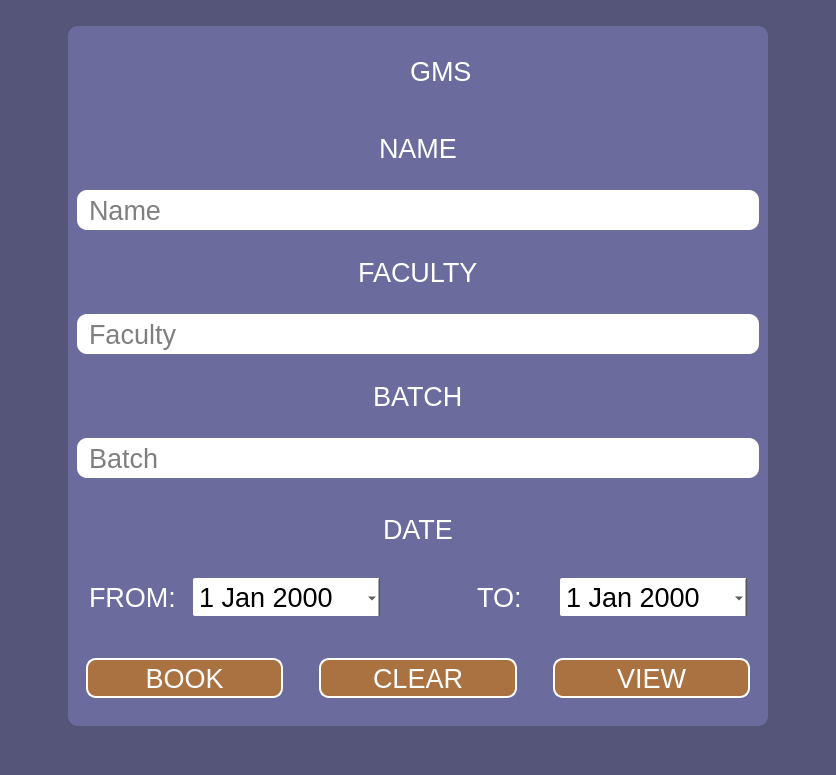
Above: booking_page.ui from Xen00n/GMS before the change. Below: the same form after it.
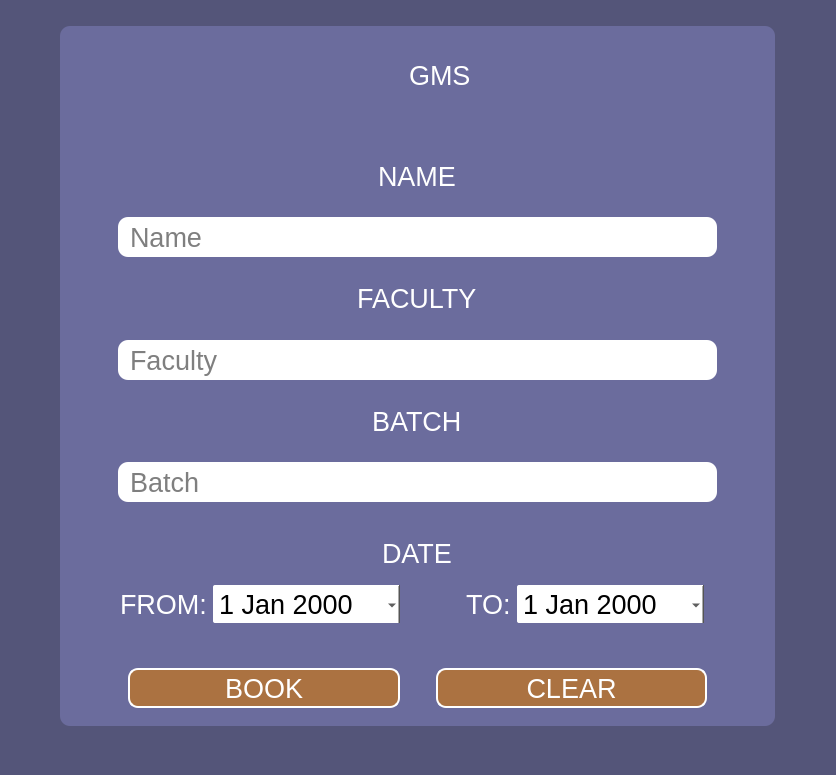
That is the form after the change. Icons and pictures are not drawn.

What changed in the file:
```diff
--- a/booking_page.ui
+++ b/booking_page.ui
@@ -56,6 +56,12 @@
       <layout class="QVBoxLayout" name="verticalLayout_2">
        <item alignment="Qt::AlignHCenter">
         <widget class="QFrame" name="frame_4">
+         <property name="minimumSize">
+          <size>
+           <width>0</width>
+           <height>80</height>
+          </size>
+         </property>
          <property name="styleSheet">
           <string notr="true">border: solid;
 border-width: 0px;
@@ -116,6 +122,22 @@
          </layout>
         </widget>
        </item>
+       <item>
+        <spacer name="verticalSpacer_2">
+         <property name="orientation">
+          <enum>Qt::Vertical</enum>
+         </property>
+         <property name="sizeType">
+          <enum>QSizePolicy::Fixed</enum>
+         </property>
+         <property name="sizeHint" stdset="0">
+          <size>
+           <width>20</width>
+           <height>29</height>
+          </size>
+         </property>
+        </spacer>
+       </item>
        <item alignment="Qt::AlignHCenter">
         <widget class="QLabel" name="_name">
          <property name="styleSheet">
@@ -130,54 +152,166 @@
         </widget>
        </item>
        <item>
-        <widget class="QLineEdit" name="text_name">
-         <property name="minimumSize">
-          <size>
-           <width>0</width>
-           <height>40</height>
-          </size>
-         </property>
+        <widget class="QFrame" name="frame_5">
          <property name="styleSheet">
-          <string notr="true">border-radius: 10px;
+          <string notr="true">font-size:20pt;
+font: &quot;Arial&quot;;
+color: rgb(255, 255, 255);
+border: solid;
+border-width: 0px;
+border-radius: 10px;
+background-color:rgb(107, 108, 157);</string>
+         </property>
+         <property name="frameShape">
+          <enum>QFrame::StyledPanel</enum>
+         </property>
+         <property name="frameShadow">
+          <enum>QFrame::Raised</enum>
+         </property>
+         <layout class="QHBoxLayout" name="horizontalLayout_4">
+          <item>
+           <spacer name="horizontalSpacer_9">
+            <property name="orientation">
+             <enum>Qt::Horizontal</enum>
+            </property>
+            <property name="sizeType">
+             <enum>QSizePolicy::Fixed</enum>
+            </property>
+            <property name="sizeHint" stdset="0">
+             <size>
+              <width>40</width>
+              <height>20</height>
+             </size>
+            </property>
+           </spacer>
+          </item>
+          <item>
+           <widget class="QLineEdit" name="text_name">
+            <property name="minimumSize">
+             <size>
+              <width>0</width>
+              <height>40</height>
+             </size>
+            </property>
+            <property name="styleSheet">
+             <string notr="true">border-radius: 10px;
 background-color:white;
 color: rgb(0, 0, 0);
 padding-left:10px;
 font: 16px &quot;Arial&quot;;</string>
-         </property>
-         <property name="placeholderText">
-          <string>Name</string>
-         </property>
+            </property>
+            <property name="placeholderText">
+             <string>Name</string>
+            </property>
+           </widget>
+          </item>
+          <item>
+           <spacer name="horizontalSpacer_8">
+            <property name="orientation">
+             <enum>Qt::Horizontal</enum>
+            </property>
+            <property name="sizeType">
+             <enum>QSizePolicy::Fixed</enum>
+            </property>
+            <property name="sizeHint" stdset="0">
+             <size>
+              <width>40</width>
+              <height>20</height>
+             </size>
+            </property>
+           </spacer>
+          </item>
+         </layout>
         </widget>
        </item>
        <item alignment="Qt::AlignHCenter">
         <widget class="QLabel" name="_faculty">
+         <property name="styleSheet">
+          <string notr="true">font: 26pt &quot;Arial&quot;;</string>
+         </property>
          <property name="text">
           <string>FACULTY</string>
          </property>
         </widget>
        </item>
        <item>
-        <widget class="QLineEdit" name="text_faculty">
-         <property name="minimumSize">
-          <size>
-           <width>0</width>
-           <height>40</height>
-          </size>
-         </property>
+        <widget class="QFrame" name="frame_6">
          <property name="styleSheet">
-          <string notr="true">border-radius: 10px;
+          <string notr="true">font-size:20pt;
+font: &quot;Arial&quot;;
+color: rgb(255, 255, 255);
+border: solid;
+border-width: 0px;
+border-radius: 10px;
+background-color:rgb(107, 108, 157);</string>
+         </property>
+         <property name="frameShape">
+          <enum>QFrame::StyledPanel</enum>
+         </property>
+         <property name="frameShadow">
+          <enum>QFrame::Raised</enum>
+         </property>
+         <layout class="QHBoxLayout" name="horizontalLayout_5">
+          <item>
+           <spacer name="horizontalSpacer_11">
+            <property name="orientation">
+             <enum>Qt::Horizontal</enum>
+            </property>
+            <property name="sizeType">
+             <enum>QSizePolicy::Fixed</enum>
+            </property>
+            <property name="sizeHint" stdset="0">
+             <size>
+              <width>40</width>
+              <height>20</height>
+             </size>
+            </property>
+           </spacer>
+          </item>
+          <item>
+           <widget class="QLineEdit" name="text_faculty">
+            <property name="minimumSize">
+             <size>
+              <width>0</width>
+              <height>40</height>
+             </size>
+            </property>
+            <property name="styleSheet">
+             <string notr="true">border-radius: 10px;
 background-color:white;
 color: rgb(0, 0, 0);
 padding-left:10px;
 font: 16px &quot;Arial&quot;;</string>
-         </property>
-         <property name="placeholderText">
-          <string>Faculty</string>
-         </property>
+            </property>
+            <property name="placeholderText">
+             <string>Faculty</string>
+            </property>
+           </widget>
+          </item>
+          <item>
+           <spacer name="horizontalSpacer_10">
+            <property name="orientation">
+             <enum>Qt::Horizontal</enum>
+            </property>
+            <property name="sizeType">
+             <enum>QSizePolicy::Fixed</enum>
+            </property>
+            <property name="sizeHint" stdset="0">
+             <size>
+              <width>40</width>
+              <height>20</height>
+             </size>
+            </property>
+           </spacer>
+          </item>
+         </layout>
         </widget>
        </item>
        <item alignment="Qt::AlignHCenter">
         <widget class="QLabel" name="label_6">
+         <property name="styleSheet">
+          <string notr="true">font: 26pt &quot;Arial&quot;;</string>
+         </property>
          <property name="text">
           <string>BATCH</string>
          </property>
@@ -187,24 +321,77 @@
         </widget>
        </item>
        <item>
-        <widget class="QLineEdit" name="text_batch">
-         <property name="minimumSize">
-          <size>
-           <width>0</width>
-           <height>40</height>
-          </size>
-         </property>
+        <widget class="QFrame" name="frame_7">
          <property name="styleSheet">
-          <string notr="true">border-radius: 10px;
+          <string notr="true">font-size:20pt;
+font: &quot;Arial&quot;;
+color: rgb(255, 255, 255);
+border: solid;
+border-width: 0px;
+border-radius: 10px;
+background-color:rgb(107, 108, 157);</string>
+         </property>
+         <property name="frameShape">
+          <enum>QFrame::StyledPanel</enum>
+         </property>
+         <property name="frameShadow">
+          <enum>QFrame::Raised</enum>
+         </property>
+         <layout class="QHBoxLayout" name="horizontalLayout_6">
+          <item>
+           <spacer name="horizontalSpacer_12">
+            <property name="orientation">
+             <enum>Qt::Horizontal</enum>
+            </property>
+            <property name="sizeType">
+             <enum>QSizePolicy::Fixed</enum>
+            </property>
+            <property name="sizeHint" stdset="0">
+             <size>
+              <width>40</width>
+              <height>20</height>
+             </size>
+            </property>
+           </spacer>
+          </item>
+          <item>
+           <widget class="QLineEdit" name="text_batch">
+            <property name="minimumSize">
+             <size>
+              <width>0</width>
+              <height>40</height>
+             </size>
+            </property>
+            <property name="styleSheet">
+             <string notr="true">border-radius: 10px;
 background-color:white;
 color: rgb(0, 0, 0);
 padding-left:10px;
 font: 16px &quot;Arial&quot;;
 </string>
-         </property>
-         <property name="placeholderText">
-          <string>Batch</string>
-         </property>
+            </property>
+            <property name="placeholderText">
+             <string>Batch</string>
+            </property>
+           </widget>
+          </item>
+          <item>
+           <spacer name="horizontalSpacer_13">
+            <property name="orientation">
+             <enum>Qt::Horizontal</enum>
+            </property>
+            <property name="sizeType">
+             <enum>QSizePolicy::Fixed</enum>
+            </property>
+            <property name="sizeHint" stdset="0">
+             <size>
+              <width>40</width>
+              <height>20</height>
+             </size>
+            </property>
+           </spacer>
+          </item>
+         </layout>
         </widget>
        </item>
        <item alignment="Qt::AlignHCenter">
@@ -238,6 +425,22 @@
           <property name="rightMargin">
            <number>12</number>
           </property>
+          <item>
+           <spacer name="horizontalSpacer_2">
+            <property name="orientation">
+             <enum>Qt::Horizontal</enum>
+            </property>
+            <property name="sizeType">
+             <enum>QSizePolicy::Fixed</enum>
+            </property>
+            <property name="sizeHint" stdset="0">
+             <size>
+              <width>50</width>
+              <height>20</height>
+             </size>
+            </property>
+           </spacer>
+          </item>
           <item alignment="Qt::AlignHCenter">
            <widget class="QLabel" name="label_4">
             <property name="minimumSize">
@@ -354,9 +557,41 @@
             </property>
            </widget>
           </item>
+          <item>
+           <spacer name="horizontalSpacer_3">
+            <property name="orientation">
+             <enum>Qt::Horizontal</enum>
+            </property>
+            <property name="sizeType">
+             <enum>QSizePolicy::Fixed</enum>
+            </property>
+            <property name="sizeHint" stdset="0">
+             <size>
+              <width>50</width>
+              <height>20</height>
+             </size>
+            </property>
+           </spacer>
+          </item>
          </layout>
         </widget>
        </item>
+       <item>
+        <spacer name="verticalSpacer">
+         <property name="orientation">
+          <enum>Qt::Vertical</enum>
+         </property>
+         <property name="sizeType">
+          <enum>QSizePolicy::Fixed</enum>
+         </property>
+         <property name="sizeHint" stdset="0">
+          <size>
+           <width>10</width>
+           <height>20</height>
+          </size>
+         </property>
+        </spacer>
+       </item>
        <item>
         <widget class="QFrame" name="frame_3">
          <property name="styleSheet">
@@ -372,6 +607,22 @@
           <enum>QFrame::Raised</enum>
          </property>
          <layout class="QHBoxLayout" name="horizontalLayout_2">
+          <item>
+           <spacer name="horizontalSpacer_4">
+            <property name="orientation">
+             <enum>Qt::Horizontal</enum>
+            </property>
+            <property name="sizeType">
+             <enum>QSizePolicy::Fixed</enum>
+            </property>
+            <property name="sizeHint" stdset="0">
+             <size>
+              <width>50</width>
+              <height>20</height>
+             </size>
+            </property>
+           </spacer>
+          </item>
           <item>
            <widget class="QPushButton" name="button_book">
             <property name="minimumSize">
@@ -407,9 +658,9 @@
            </widget>
           </item>
           <item>
-           <spacer name="verticalSpacer_2">
+           <spacer name="horizontalSpacer_6">
             <property name="orientation">
-             <enum>Qt::Vertical</enum>
+             <enum>Qt::Horizontal</enum>
             </property>
             <property name="sizeType">
              <enum>QSizePolicy::Fixed</enum>
@@ -417,7 +668,7 @@
             <property name="sizeHint" stdset="0">
              <size>
               <width>30</width>
-              <height>60</height>
+              <height>20</height>
              </size>
             </property>
            </spacer>
@@ -457,55 +708,21 @@
            </widget>
           </item>
           <item>
-           <spacer name="verticalSpacer">
+           <spacer name="horizontalSpacer_5">
             <property name="orientation">
-             <enum>Qt::Vertical</enum>
+             <enum>Qt::Horizontal</enum>
             </property>
             <property name="sizeType">
              <enum>QSizePolicy::Fixed</enum>
             </property>
             <property name="sizeHint" stdset="0">
              <size>
-              <width>30</width>
-              <height>60</height>
+              <width>50</width>
+              <height>20</height>
              </size>
             </property>
            </spacer>
           </item>
-          <item>
-           <widget class="QPushButton" name="button_view">
-            <property name="minimumSize">
-             <size>
-              <width>0</width>
-              <height>40</height>
-             </size>
-            </property>
-            <property name="styleSheet">
-             <string notr="true">QPushButton
-{
-border-radius: 10px;
-border-color:rgb(255, 255, 255);
-border-style:solid;
-border-width:2px;
-font: 20px &quot;Arial&quot;;
-background-color: rgb(255, 255, 255);
-color: rgb(255, 255, 255);
-background-color: rgb(171, 114, 65);
-}
-
-QPushButton:hover{
-	background-color:rgba(134, 243, 210, 128);
-}
-QPushButton:pressed{
-	color:rgba(0, 0, 0, 66);
-	background-color:rgba(134, 243, 210, 64);
-}</string>
-            </property>
-            <property name="text">
-             <string>VIEW</string>
-            </property>
-           </widget>
-          </item>
          </layout>
         </widget>
        </item>
```
Left out of the diff: 8 changed lines with no effect on the pictures.
